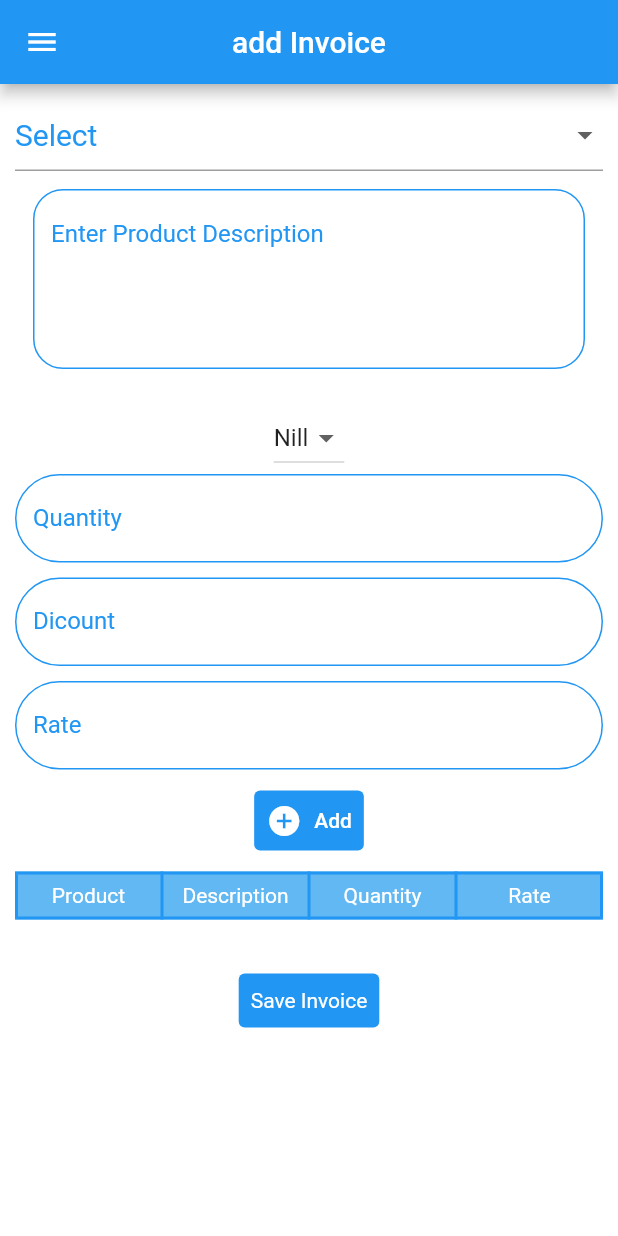
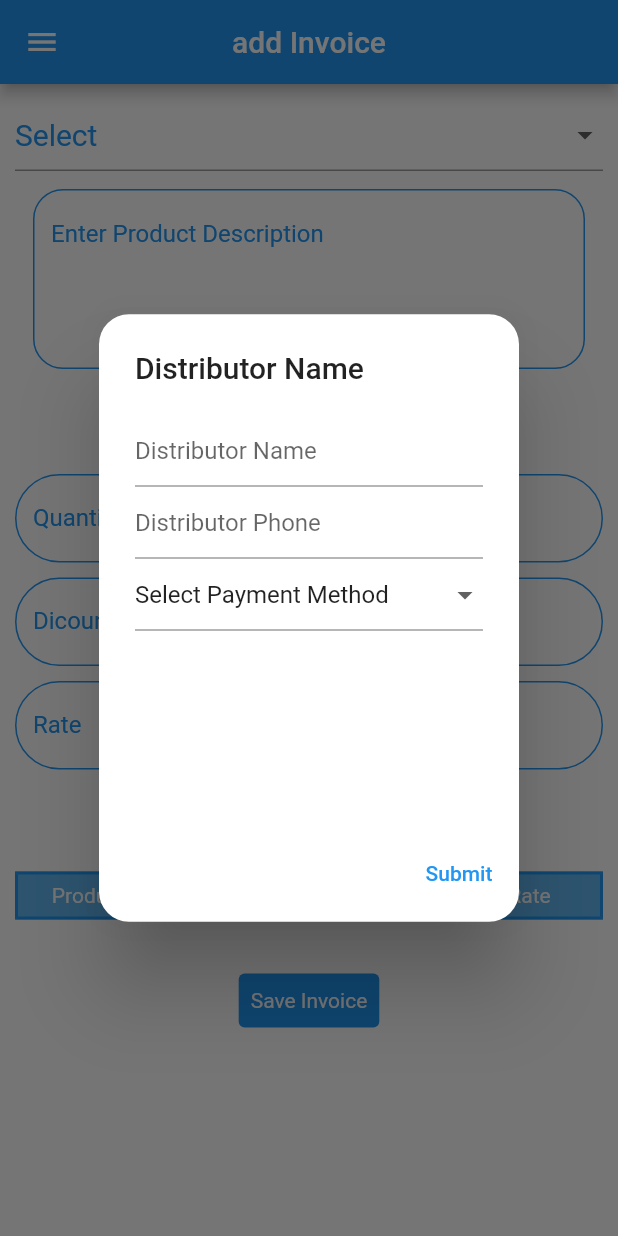
Before and after one commit to meiucadesign/Sales_App, a Flutter app: the HomeScreen screen opened by its route, on a phone screen of 412 x 824 dp. Run offline on Flutter 3.47's test engine with Material 2 defaults, Android fonts, the phone set to English and light mode, and no system bars.

Commit message:
complete login add invoice screen and the dialog for the Sales information without bank dropdown

```diff
--- a/lib/main.dart
+++ b/lib/main.dart
@@ -1,4 +1,5 @@
 import 'package:flutter/material.dart';
+import 'package:sales_app/models/distributor.dart';
 import 'package:sales_app/screens/dashboard.dart';
 import 'package:sales_app/screens/home_screen.dart';
 import 'screens/login_screen.dart';
--- a/lib/models/distributor.dart
+++ b/lib/models/distributor.dart
@@ -1,15 +1,26 @@
 import 'package:flutter/cupertino.dart';
 
-class Distributor {
+class Distributor extends ChangeNotifier {
   String name;
   String number;
   String paymentMethod;
+  bool bankSelected;
   // DateTime createdAt;
 
   Distributor({
     required this.name,
     required this.number,
     required this.paymentMethod,
+    required this.bankSelected,
     // required this.createdAt,
   });
+  void selectBank(bool newValue) {
+    bankSelected = newValue;
+    notifyListeners();
+  }
+
+  void updatePaymentMethod(String newPaymentMethod) {
+    paymentMethod = newPaymentMethod;
+    notifyListeners();
+  }
 }
--- a/lib/screens/home_screen.dart
+++ b/lib/screens/home_screen.dart
@@ -21,13 +21,15 @@ class HomeScreen extends StatefulWidget {
     return menuItems;
   }
 
+  var bankSelected = false;
+
   @override
   State<HomeScreen> createState() => _HomeScreenState();
 }
 
 class _HomeScreenState extends State<HomeScreen> {
-  Distributor distributor =
-      Distributor(name: "", number: "", paymentMethod: "");
+  Distributor distributor = Distributor(
+      name: "", number: "", paymentMethod: "null", bankSelected: false);
   TextEditingController descriptionController = TextEditingController();
   TextEditingController qntController = TextEditingController();
   TextEditingController discountController = TextEditingController();
@@ -87,7 +89,7 @@ class _HomeScreenState extends State<HomeScreen> {
   String msg = "null";
   @override
   void initState() {
-    // Timer.run(() => _showDialog());
+    Timer.run(() => _showDialog());
     super.initState();
   }
 
@@ -378,6 +380,7 @@ class _HomeScreenState extends State<HomeScreen> {
   _showDialog() {
     var _formKey = GlobalKey<FormState>();
 
+    var selectedValue = "null";
     showDialog(
         barrierDismissible: false,
         context: context,
@@ -416,15 +419,68 @@ class _HomeScreenState extends State<HomeScreen> {
                         hintText: "Distributor Phone",
                       ),
                     ),
-                    TextFormField(
-                      onSaved: (newValue) =>
-                          distributor.paymentMethod = newValue.toString(),
-                      validator: (value) =>
-                          value!.isEmpty ? "Enter Address" : null,
-                      decoration: const InputDecoration(
-                        hintText: "Distributor Payment Method",
-                      ),
+                    DropdownButtonFormField(
+                      value: distributor.paymentMethod,
+                      items: [
+                        DropdownMenuItem(
+                          enabled: false,
+                          child: Text("Select Payment Method"),
+                          value: "null",
+                        ),
+                        DropdownMenuItem(
+                          child: Text("Cash"),
+                          value: "Cash",
+                        ),
+                        DropdownMenuItem(
+                          child: Text("Bank"),
+                          value: "Bank",
+                        ),
+                      ],
+                      onChanged: (value) {
+                        setState(() {
+                          selectedValue = value.toString();
+                        });
+                        if (value.toString() == "Bank") {
+                          setState(() {
+                            widget.bankSelected = true;
+                          });
+                          print(widget.bankSelected);
+                        } else {
+                          setState(() {
+                            widget.bankSelected = false;
+                          });
+                        }
+                        print(selectedValue);
+                      },
                     ),
+                    widget.bankSelected
+                        ? DropdownButtonFormField(
+                            items: [
+                              DropdownMenuItem(
+                                enabled: false,
+                                child: Text("Select Bank"),
+                                value: "null",
+                              ),
+                              DropdownMenuItem(
+                                child: Text("HBL"),
+                                value: "HBL",
+                              ),
+                              DropdownMenuItem(
+                                child: Text("UBL"),
+                                value: "UBL",
+                              ),
+                              DropdownMenuItem(
+                                child: Text("NBP"),
+                                value: "NBP",
+                              ),
+                              DropdownMenuItem(
+                                child: Text("ABL"),
+                                value: "ABL",
+                              ),
+                            ],
+                            onChanged: (value) {},
+                          )
+                        : const SizedBox(),
                   ],
                 ),
               ),
```
Also changed, not shown: pubspec.yaml (+1 -50 lines).
